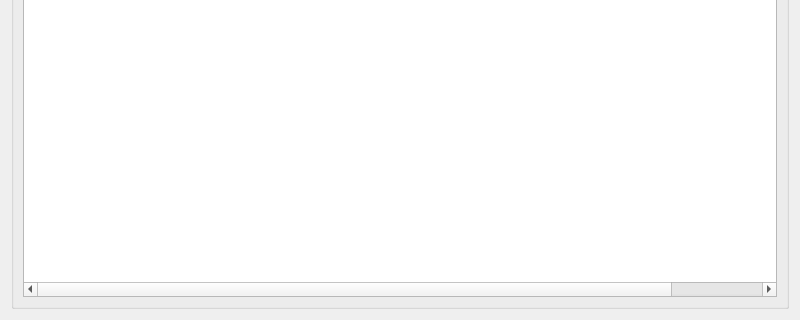
First picture: the form in frame_diagnosis_window/frame_diagnosis.ui, repository aron566/EOL_CAN_Tool, before the edit; both pictures show x 0 to 800 and y 380 to 700 of the 800 by 700 pixel window.
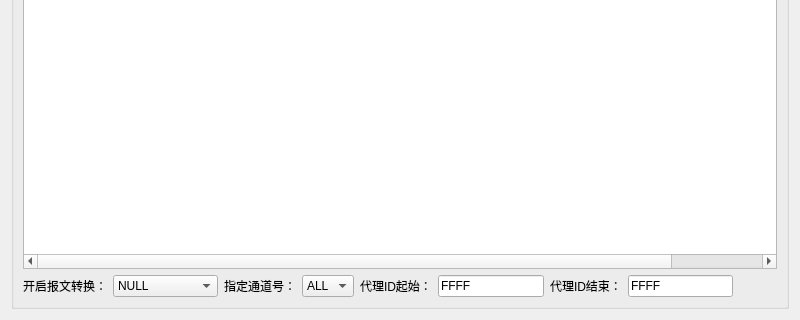
Second picture: the form after the edit.

Commit message: <feat>: <v1.2.6版本，增加网络调试功能，can报文转发功能>

Patch:
```diff
--- a/frame_diagnosis_window/frame_diagnosis.ui
+++ b/frame_diagnosis_window/frame_diagnosis.ui
@@ -20,7 +20,54 @@
       <string>帧统计</string>
      </property>
      <layout class="QGridLayout" name="gridLayout_2">
-      <item row="0" column="0">
+      <item row="1" column="2">
+       <widget class="QLabel" name="frame_translation_ch_label">
+        <property name="text">
+         <string>指定通道号：</string>
+        </property>
+       </widget>
+      </item>
+      <item row="1" column="4">
+       <widget class="QLabel" name="id_start_label">
+        <property name="text">
+         <string>代理ID起始：</string>
+        </property>
+       </widget>
+      </item>
+      <item row="1" column="5">
+       <widget class="QLineEdit" name="id_start_lineEdit">
+        <property name="text">
+         <string>FFFF</string>
+        </property>
+       </widget>
+      </item>
+      <item row="1" column="1">
+       <widget class="QComboBox" name="frame_translation_comboBox">
+        <item>
+         <property name="text">
+          <string>NULL</string>
+         </property>
+        </item>
+        <item>
+         <property name="text">
+          <string>CAN2CANFD</string>
+         </property>
+        </item>
+        <item>
+         <property name="text">
+          <string>CANFD2CAN</string>
+         </property>
+        </item>
+       </widget>
+      </item>
+      <item row="1" column="0">
+       <widget class="QLabel" name="frame_translation_label">
+        <property name="text">
+         <string>开启报文转换：</string>
+        </property>
+       </widget>
+      </item>
+      <item row="0" column="0" colspan="9">
        <widget class="QTableWidget" name="frame_cnt_tableWidget">
         <column>
          <property name="text">
@@ -64,6 +111,42 @@
         </column>
        </widget>
       </item>
+      <item row="1" column="6">
+       <widget class="QLabel" name="id_end_label">
+        <property name="text">
+         <string>代理ID结束：</string>
+        </property>
+       </widget>
+      </item>
+      <item row="1" column="8">
+       <spacer name="horizontalSpacer">
+        <property name="orientation">
+         <enum>Qt::Horizontal</enum>
+        </property>
+        <property name="sizeHint" stdset="0">
+         <size>
+          <width>40</width>
+          <height>20</height>
+         </size>
+        </property>
+       </spacer>
+      </item>
+      <item row="1" column="3">
+       <widget class="QComboBox" name="frame_translation_ch_comboBox">
+        <item>
+         <property name="text">
+          <string>ALL</string>
+         </property>
+        </item>
+       </widget>
+      </item>
+      <item row="1" column="7">
+       <widget class="QLineEdit" name="id_end_lineEdit">
+        <property name="text">
+         <string>FFFF</string>
+        </property>
+       </widget>
+      </item>
      </layout>
     </widget>
    </item>
```
The commit also changes 107 other files.
